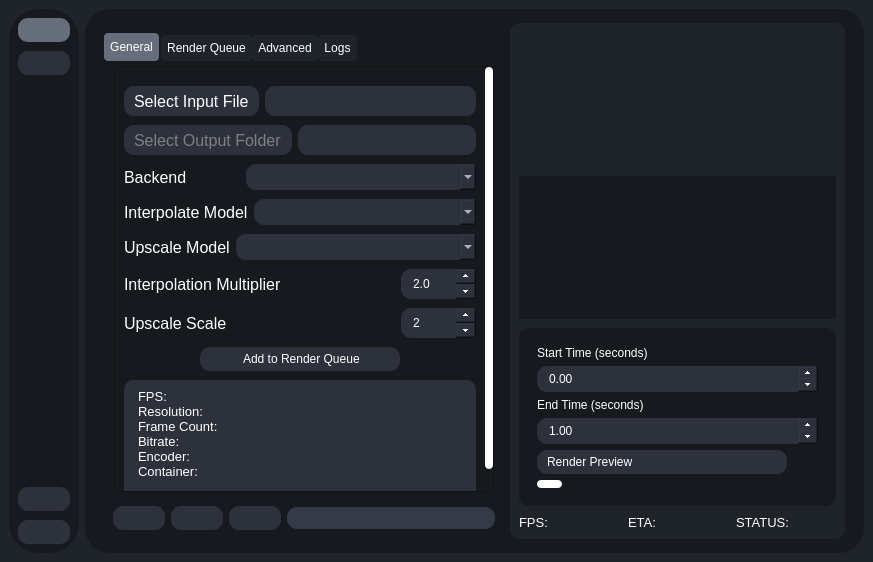
This is testRVEInterface.ui in gokulmc/enhance_crop as Qt 5 draws it before an edit. The edited form follows.
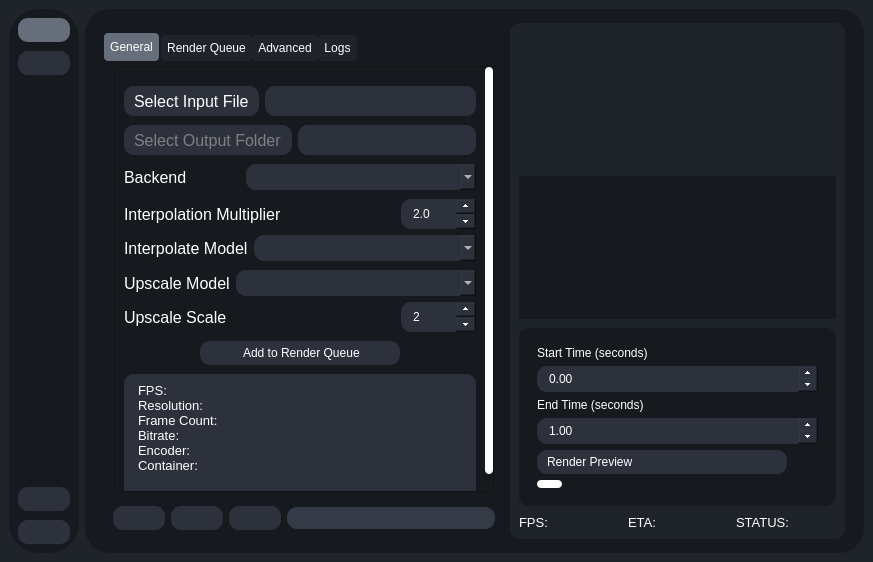
This is the edited form. The open tabs and pages were chosen to show the change. Icons and pictures are not drawn.

Commit message: remove dep update popup

Patch:
```diff
--- a/testRVEInterface.ui
+++ b/testRVEInterface.ui
@@ -1289,6 +1289,88 @@
                                    </widget>
                                   </item>
                                   <item>
+                                   <widget class="QWidget" name="interpolationContainer2" native="true">
+                                    <property name="enabled">
+                                     <bool>true</bool>
+                                    </property>
+                                    <layout class="QVBoxLayout" name="verticalLayout_38">
+                                     <property name="leftMargin">
+                                      <number>0</number>
+                                     </property>
+                                     <property name="topMargin">
+                                      <number>0</number>
+                                     </property>
+                                     <property name="rightMargin">
+                                      <number>0</number>
+                                     </property>
+                                     <property name="bottomMargin">
+                                      <number>0</number>
+                                     </property>
+                                     <item>
+                                      <widget class="QWidget" name="interpolationContainer" native="true">
+                                       <layout class="QHBoxLayout" name="horizontalLayout_55">
+                                        <property name="leftMargin">
+                                         <number>0</number>
+                                        </property>
+                                        <property name="topMargin">
+                                         <number>0</number>
+                                        </property>
+                                        <property name="rightMargin">
+                                         <number>0</number>
+                                        </property>
+                                        <property name="bottomMargin">
+                                         <number>0</number>
+                                        </property>
+                                        <item>
+                                         <widget class="QLabel" name="label_11">
+                                          <property name="font">
+                                           <font>
+                                            <pointsize>12</pointsize>
+                                           </font>
+                                          </property>
+                                          <property name="text">
+                                           <string>Interpolation Multiplier</string>
+                                          </property>
+                                         </widget>
+                                        </item>
+                                        <item>
+                                         <widget class="QDoubleSpinBox" name="interpolationMultiplierSpinBox">
+                                          <property name="sizePolicy">
+                                           <sizepolicy hsizetype="Minimum" vsizetype="Minimum">
+                                            <horstretch>0</horstretch>
+                                            <verstretch>0</verstretch>
+                                           </sizepolicy>
+                                          </property>
+                                          <property name="minimumSize">
+                                           <size>
+                                            <width>75</width>
+                                            <height>30</height>
+                                           </size>
+                                          </property>
+                                          <property name="maximumSize">
+                                           <size>
+                                            <width>75</width>
+                                            <height>30</height>
+                                           </size>
+                                          </property>
+                                          <property name="buttonSymbols">
+                                           <enum>QAbstractSpinBox::ButtonSymbols::UpDownArrows</enum>
+                                          </property>
+                                          <property name="decimals">
+                                           <number>1</number>
+                                          </property>
+                                          <property name="minimum">
+                                           <double>2.000000000000000</double>
+                                          </property>
+                                          <property name="value">
+                                           <double>2.000000000000000</double>
+                                          </property>
+                                         </widget>
+                                        </item>
+                                       </layout>
+                                      </widget>
+                                     </item>
+                                     <item>
                                    <widget class="QWidget" name="widget_28" native="true">
                                     <layout class="QHBoxLayout" name="horizontalLayout_45">
                                      <property name="leftMargin">
@@ -1346,6 +1428,27 @@
                                     </layout>
                                    </widget>
                                   </item>
+                                    </layout>
+                                   </widget>
+                                  </item>
+                                  <item>
+                                   <widget class="QWidget" name="widget_36" native="true">
+                                    <layout class="QVBoxLayout" name="verticalLayout_39">
+                                     <property name="spacing">
+                                      <number>6</number>
+                                     </property>
+                                     <property name="leftMargin">
+                                      <number>0</number>
+                                     </property>
+                                     <property name="topMargin">
+                                      <number>0</number>
+                                     </property>
+                                     <property name="rightMargin">
+                                      <number>0</number>
+                                     </property>
+                                     <property name="bottomMargin">
+                                      <number>0</number>
+                                     </property>
                                   <item>
                                    <widget class="QWidget" name="widget" native="true">
                                     <layout class="QHBoxLayout" name="horizontalLayout">
@@ -1398,73 +1501,6 @@
                                     </layout>
                                    </widget>
                                   </item>
-                                  <item>
-                                   <widget class="QWidget" name="interpolationContainer" native="true">
-                                    <property name="enabled">
-                                     <bool>true</bool>
-                                    </property>
-                                    <layout class="QHBoxLayout" name="horizontalLayout_7">
-                                     <property name="leftMargin">
-                                      <number>0</number>
-                                     </property>
-                                     <property name="topMargin">
-                                      <number>0</number>
-                                     </property>
-                                     <property name="rightMargin">
-                                      <number>0</number>
-                                     </property>
-                                     <property name="bottomMargin">
-                                      <number>0</number>
-                                     </property>
-                                     <item>
-                                      <widget class="QLabel" name="label_11">
-                                       <property name="font">
-                                        <font>
-                                         <pointsize>12</pointsize>
-                                        </font>
-                                       </property>
-                                       <property name="text">
-                                        <string>Interpolation Multiplier</string>
-                                       </property>
-                                      </widget>
-                                     </item>
-                                     <item>
-                                      <widget class="QDoubleSpinBox" name="interpolationMultiplierSpinBox">
-                                       <property name="sizePolicy">
-                                        <sizepolicy hsizetype="Minimum" vsizetype="Minimum">
-                                         <horstretch>0</horstretch>
-                                         <verstretch>0</verstretch>
-                                        </sizepolicy>
-                                       </property>
-                                       <property name="minimumSize">
-                                        <size>
-                                         <width>75</width>
-                                         <height>30</height>
-                                        </size>
-                                       </property>
-                                       <property name="maximumSize">
-                                        <size>
-                                         <width>75</width>
-                                         <height>30</height>
-                                        </size>
-                                       </property>
-                                       <property name="buttonSymbols">
-                                        <enum>QAbstractSpinBox::ButtonSymbols::UpDownArrows</enum>
-                                       </property>
-                                       <property name="decimals">
-                                        <number>1</number>
-                                       </property>
-                                       <property name="minimum">
-                                        <double>2.000000000000000</double>
-                                       </property>
-                                       <property name="value">
-                                        <double>2.000000000000000</double>
-                                       </property>
-                                      </widget>
-                                     </item>
-                                    </layout>
-                                   </widget>
-                                  </item>
                                   <item>
                                    <widget class="QWidget" name="generalUpscaleContainer" native="true">
                                     <layout class="QHBoxLayout" name="horizontalLayout_50">
@@ -1557,6 +1593,9 @@
                                     </layout>
                                    </widget>
                                   </item>
+                                    </layout>
+                                   </widget>
+                                  </item>
                                   <item>
                                    <widget class="QWidget" name="widget_25" native="true">
                                     <layout class="QHBoxLayout" name="horizontalLayout_40">
```
Left out of the diff: 10 changed lines with no effect on the pictures. Lines whose indentation alone changed are shown as unchanged. The commit also changes 1 other file.
